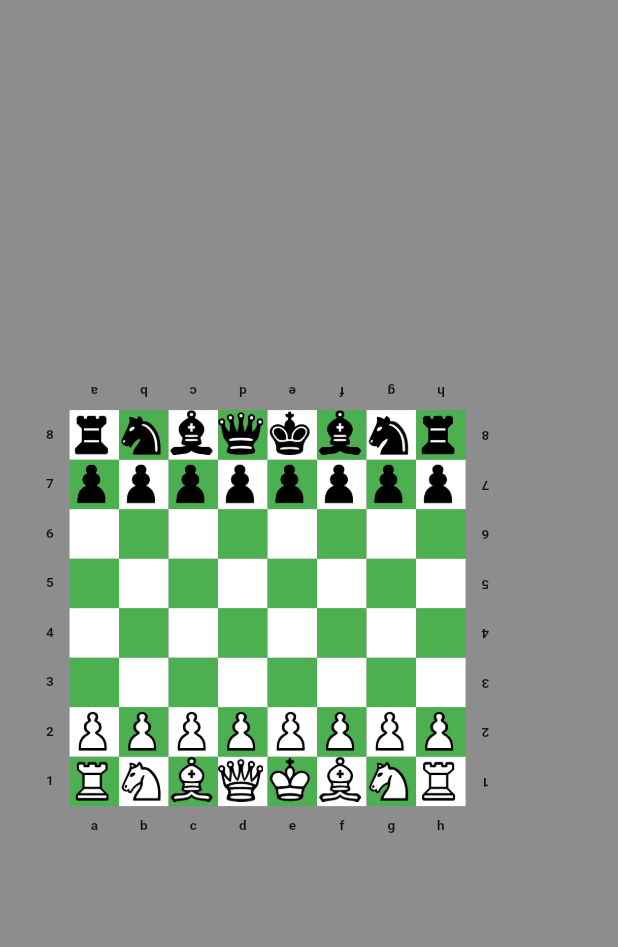
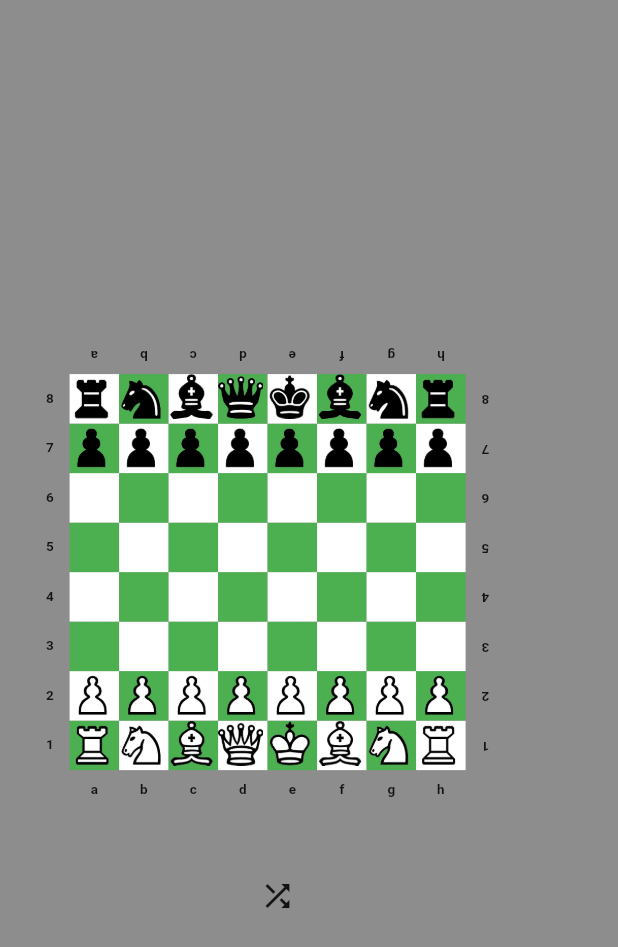
Before and after one commit to eyad-alsawah/chess-with-dart-flutter, a Flutter app: the screen it shows after launch, on a phone screen of 412 x 824 dp. Shown: the top 947 px of the screen. Run offline on Flutter 3.47's test engine with Material 2 defaults, Android fonts, the phone set to English and light mode, and no system bars.

Commit message:
added shuffle method to shuffle pieces

```diff
--- a/lib/game_logic.dart
+++ b/lib/game_logic.dart
@@ -126,6 +126,7 @@ class _ChessBoardState extends State<ChessBoard> {
                               chessBoard.indexOf(element),
                             );
                           }
+                          setState(() {});
                           widget.onTap(squareName);
                         },
                         child: Container(
--- a/lib/logic.dart
+++ b/lib/logic.dart
@@ -417,7 +417,9 @@ List<Map<String, dynamic>> squaresMovableTo(
   bool didCaptureOnDiagonalTopRight = false;
   bool didCaptureOnDiagonalBottomLeft = false;
   bool didCaptureOnDiagonalBottomRight = false;
-
+  possibleSquaresToMoveTo.forEach((square) {
+    print("${square['file']}${square['rank']}".replaceAll('Files.', ''));
+  });
   if (isPinned(kingType: currentPiece['type'], pieceToCheck: currentPiece)) {
     squaresMovableTo.clear();
   } else {
@@ -515,7 +517,6 @@ List<Map<String, dynamic>> squaresMovableTo(
                 squaresMovableTo.add(square);
                 didCaptureOnRankLeft = true;
               }
-
               break;
             case RelativeDirection.rankRight:
               if (!didCaptureOnRankRight) {
@@ -570,6 +571,7 @@ List<Map<String, dynamic>> squaresMovableTo(
   squaresMovableTo.forEach((square) {
     print("${square['file']}${square['rank']}".replaceAll('Files.', ''));
   });
+  print("//-------------------");
   return squaresMovableTo;
 }
 
--- a/lib/main.dart
+++ b/lib/main.dart
@@ -1,6 +1,10 @@
+import 'dart:math';
+
 import 'package:chess/game_logic.dart';
 
 import 'package:flutter/material.dart';
+
+import 'logic.dart';
 
 void main() {
   runApp(const MyApp());
@@ -52,7 +56,25 @@ class _MyHomePageState extends State<MyHomePage> {
                   // });
                 }),
           ),
-
+          IconButton(
+              onPressed: () {
+                //emptying the chess board
+                for (var element in chessBoard) {
+                  element['piece'] = null;
+                  element['type'] = null;
+                }
+                List<int> insertionIndex = List.generate(64, (index) => index);
+                insertionIndex.shuffle();
+                for (var newPiece in listToShuffleFrom) {
+                  final random = Random();
+                  int randomIndex = random.nextInt(insertionIndex.length);
+                  insertionIndex.removeAt(randomIndex);
+                  chessBoard[randomIndex]['piece'] = newPiece['piece'];
+                  chessBoard[randomIndex]['type'] = newPiece['type'];
+                }
+                setState(() {});
+              },
+              icon: const Icon(Icons.shuffle))
           // const SizedBox(height: 20),
           // Padding(
           //   padding: const EdgeInsets.symmetric(horizontal: 30),
@@ -72,3 +94,42 @@ class _MyHomePageState extends State<MyHomePage> {
     );
   }
 }
+
+List<Map<String, dynamic>> listToShuffleFrom = [
+  {
+    "piece": Pieces.rook,
+    "type": PieceType.light,
+  },
+  {"piece": Pieces.knight, "type": PieceType.light},
+  {"piece": Pieces.bishop, "type": PieceType.light},
+  {"piece": Pieces.queen, "type": PieceType.light},
+  {"piece": Pieces.king, "type": PieceType.light},
+  {"piece": Pieces.bishop, "type": PieceType.light},
+  {"piece": Pieces.knight, "type": PieceType.light},
+  {"piece": Pieces.rook, "type": PieceType.light},
+  {"piece": Pieces.pawn, "type": PieceType.light},
+  {"piece": Pieces.pawn, "type": PieceType.light},
+  {"piece": Pieces.pawn, "type": PieceType.light},
+  {"piece": Pieces.pawn, "type": PieceType.light},
+  {"piece": Pieces.pawn, "type": PieceType.light},
+  {"piece": Pieces.pawn, "type": PieceType.light},
+  {"piece": Pieces.pawn, "type": PieceType.light},
+  {"piece": Pieces.pawn, "type": PieceType.light},
+  //-----------------------------------dark----------------------------------
+  {"piece": Pieces.pawn, "type": PieceType.dark},
+  {"piece": Pieces.pawn, "type": PieceType.dark},
+  {"piece": Pieces.pawn, "type": PieceType.dark},
+  {"piece": Pieces.pawn, "type": PieceType.dark},
+  {"piece": Pieces.pawn, "type": PieceType.dark},
+  {"piece": Pieces.pawn, "type": PieceType.dark},
+  {"piece": Pieces.pawn, "type": PieceType.dark},
+  {"piece": Pieces.pawn, "type": PieceType.dark},
+  {"piece": Pieces.rook, "type": PieceType.dark},
+  {"piece": Pieces.knight, "type": PieceType.dark},
+  {"piece": Pieces.bishop, "type": PieceType.dark},
+  {"piece": Pieces.queen, "type": PieceType.dark},
+  {"piece": Pieces.king, "type": PieceType.dark},
+  {"piece": Pieces.bishop, "type": PieceType.dark},
+  {"piece": Pieces.knight, "type": PieceType.dark},
+  {"piece": Pieces.rook, "type": PieceType.dark}
+];
```
